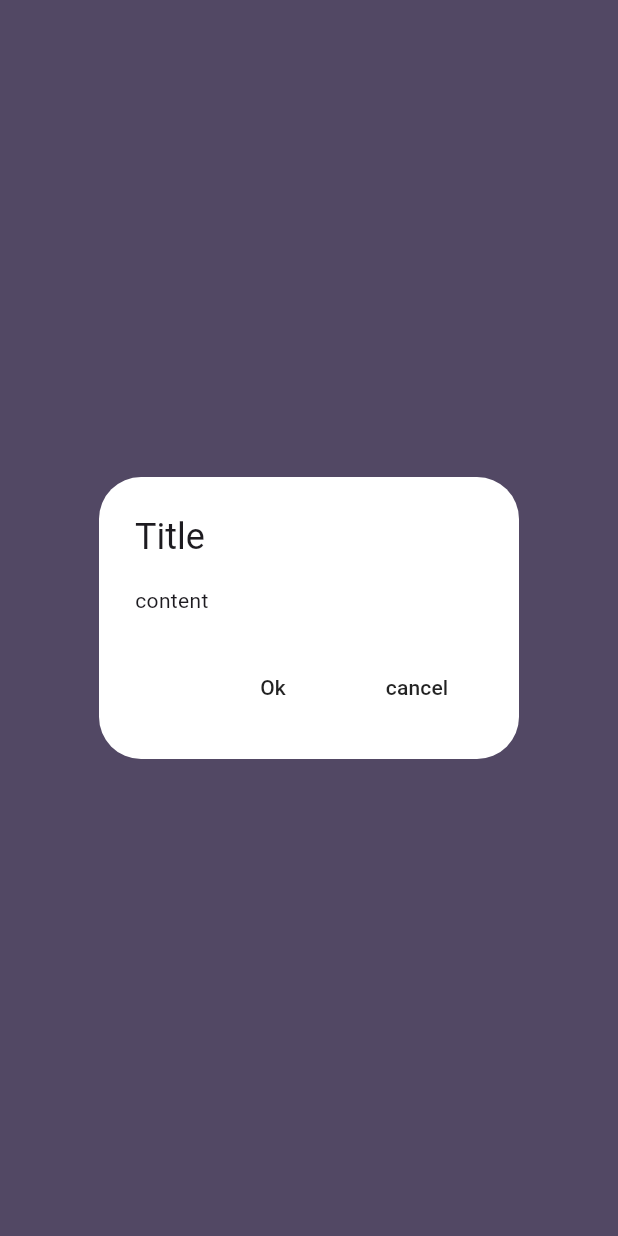
After one commit to guledabdilatif/flutter_widgets, a Flutter app: the Alertdialogwidget screen opened directly, after a tap on "SHOW DIALOG", on a phone screen of 412 x 824 dp. The commit adds this screen. Run offline on Flutter 3.47's test engine with Material 3 defaults, Android fonts, the phone set to English and light mode, and no system bars.

Commit message:
AlertDialogWidget, PageViewWidget, RichTexttimerscreen and textStyling

```diff
--- /dev/null
+++ b/lib/AlertDialogWidget.dart
@@ -0,0 +1,56 @@
+import 'package:flutter/cupertino.dart';
+import 'package:flutter/material.dart';
+
+class Alertdialogwidget extends StatefulWidget {
+  const Alertdialogwidget({super.key});
+
+  @override
+  State<Alertdialogwidget> createState() => _AlertdialogwidgetState();
+}
+
+class _AlertdialogwidgetState extends State<Alertdialogwidget> {
+  void showdialog() {
+    showDialog(
+      context: context,
+      builder: (context) {
+        return AlertDialog(
+          backgroundColor: Colors.white,
+          title: Text("Title"),
+          content: Text("content"),
+          actions: [
+            MaterialButton(
+              onPressed: () {
+                Navigator.pop(context);
+              },
+              child: Text("Ok"),
+            ),
+            MaterialButton(
+              onPressed: () {
+                Navigator.pop(context);
+              },
+              child: Text("cancel"),
+            ),
+          ],
+        );
+      },
+    );
+  }
+
+  @override
+  Widget build(BuildContext context) {
+    return Scaffold(
+      backgroundColor: Colors.deepPurple[200],
+      body: Center(
+        child: ClipRRect(
+          borderRadius: BorderRadius.circular(30),
+          child: MaterialButton(
+            padding: EdgeInsets.fromLTRB(30, 10, 30, 10),
+            child: Text("SHOW DIALOG", style: TextStyle(color: Colors.white)),
+            onPressed: showdialog,
+            color: Colors.red,
+          ),
+        ),
+      ),
+    );
+  }
+}
```
Also changed, not shown: lib/AnimatedContainerWidget.dart (+16 -12 lines), lib/PageViewWidget.dart (added, +19 -0 lines), lib/RichText.dart (added, +27 -0 lines), lib/TextAndStyling.dart (added, +22 -0 lines), lib/main.dart (+7 -2 lines), lib/posts/post_1.dart (added, +11 -0 lines), lib/posts/post_2.dart (added, +10 -0 lines), lib/posts/post_3.dart (added, +11 -0 lines), lib/timerscreen.dart (added, +46 -0 lines).
